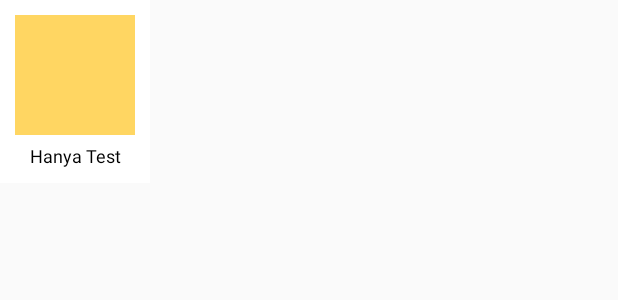
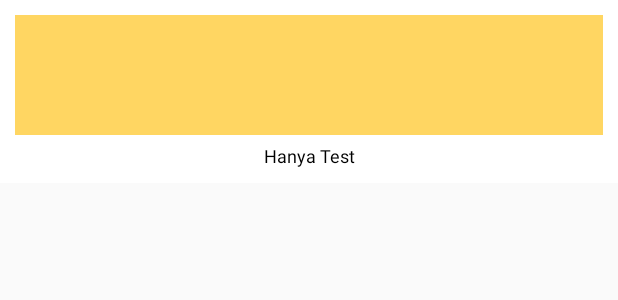
Before and after one commit to jaballogian/OTC-Application, an Android app: the layout item_program.xml on its own in the app's theme, with its tools: preview values and no code run, on a phone screen of 412 x 824 dp. Shown: the top 300 px of the screen. Run offline under Robolectric (Android 15) with nearby library versions, the phone set to English and light mode, and no system bars.

Commit message:
fix minor design bugs in fragment "beranda" and delete view model for each fragment in activity home

```diff
--- a/app/src/main/AndroidManifest.xml
+++ b/app/src/main/AndroidManifest.xml
@@ -13,8 +13,7 @@
         android:theme="@style/Theme.AppCompat.Light.NoActionBar">
         <activity
             android:name=".activity.ActivityHome"
-            android:label="@string/title_activity_home"
-            android:theme="@style/AppTheme.NoActionBar"/>
+            android:label="@string/title_activity_home"/>
         <activity android:name=".activity.ActivityHomeVideoWatchPembelajaran" />
         <activity android:name=".activity.ActivityTermsAndCondition" />
         <activity android:name=".activity.ActivityHomeVideoPembelajaran" />
--- a/app/src/main/java/com/otc/application/fragment/AkunFragment.java
+++ b/app/src/main/java/com/otc/application/fragment/AkunFragment.java
@@ -15,7 +15,6 @@
 import android.widget.TextView;
 
 import com.otc.application.R;
-import com.otc.application.activity.ui.akun.AkunViewModel;
 
 public class AkunFragment extends Fragment {
 
--- a/app/src/main/java/com/otc/application/fragment/NotifikasiFragment.java
+++ b/app/src/main/java/com/otc/application/fragment/NotifikasiFragment.java
@@ -13,9 +13,6 @@
 import androidx.lifecycle.ViewModelProviders;
 
 import com.otc.application.R;
-import com.otc.application.activity.ui.notifications.NotifikasiViewModel;
-
-//import com.otc.application.activity.R;
 
 public class NotifikasiFragment extends Fragment {
 
--- a/app/src/main/java/com/otc/application/fragment/PembelianFragment.java
+++ b/app/src/main/java/com/otc/application/fragment/PembelianFragment.java
@@ -13,9 +13,6 @@
 import androidx.lifecycle.ViewModelProviders;
 
 import com.otc.application.R;
-import com.otc.application.activity.ui.pembelian.PembelianViewModel;
-
-//import com.otc.application.activity.R;
 
 public class PembelianFragment extends Fragment {
 
--- a/app/src/main/res/layout/item_program.xml
+++ b/app/src/main/res/layout/item_program.xml
@@ -1,6 +1,6 @@
 <?xml version="1.0" encoding="utf-8"?>
 <androidx.constraintlayout.widget.ConstraintLayout xmlns:android="http://schemas.android.com/apk/res/android"
-    android:layout_width="wrap_content"
+    android:layout_width="match_parent"
     android:layout_height="wrap_content"
     xmlns:app="http://schemas.android.com/apk/res-auto"
     android:background="@color/white"
@@ -8,7 +8,7 @@
 
     <ImageView
         android:id="@+id/imageView"
-        android:layout_width="80dp"
+        android:layout_width="match_parent"
         android:layout_height="80dp"
         android:src="@color/light_orange"
         app:layout_constraintLeft_toLeftOf="parent"
@@ -16,7 +16,7 @@
 
     <TextView
         android:id="@+id/namaProgramTextView"
-        android:layout_width="80dp"
+        android:layout_width="match_parent"
         android:layout_height="wrap_content"
         android:text="@string/hanya_test"
         app:layout_constraintLeft_toLeftOf="parent"
--- a/app/src/main/res/values/styles.xml
+++ b/app/src/main/res/values/styles.xml
@@ -17,8 +17,4 @@
         <item name="android:textStyle">normal</item>
     </style>
 
-    <style name="AppTheme.NoActionBar">
-        <item name="windowNoTitle">true</item>
-        <item name="android:actionBarSize">0dp</item>
-    </style>
 </resources>
```
Also changed, not shown: app/src/main/java/com/otc/application/activity/ui/akun/AkunViewModel.java (deleted, +0 -18 lines), app/src/main/java/com/otc/application/activity/ui/notifications/NotifikasiViewModel.java (deleted, +0 -19 lines), app/src/main/java/com/otc/application/activity/ui/pembelian/PembelianViewModel.java (deleted, +0 -19 lines), app/src/main/res/layout/activity_home.xml (+5 -4 lines), app/src/main/res/layout/fragment_beranda.xml (+7 -1 lines).
